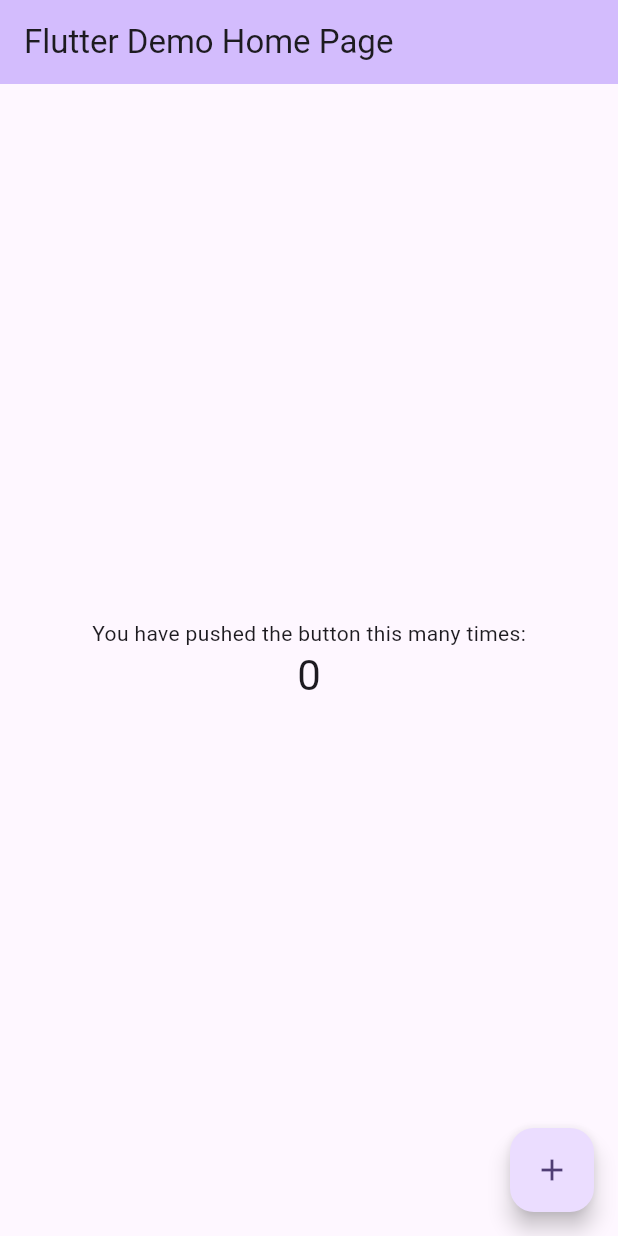
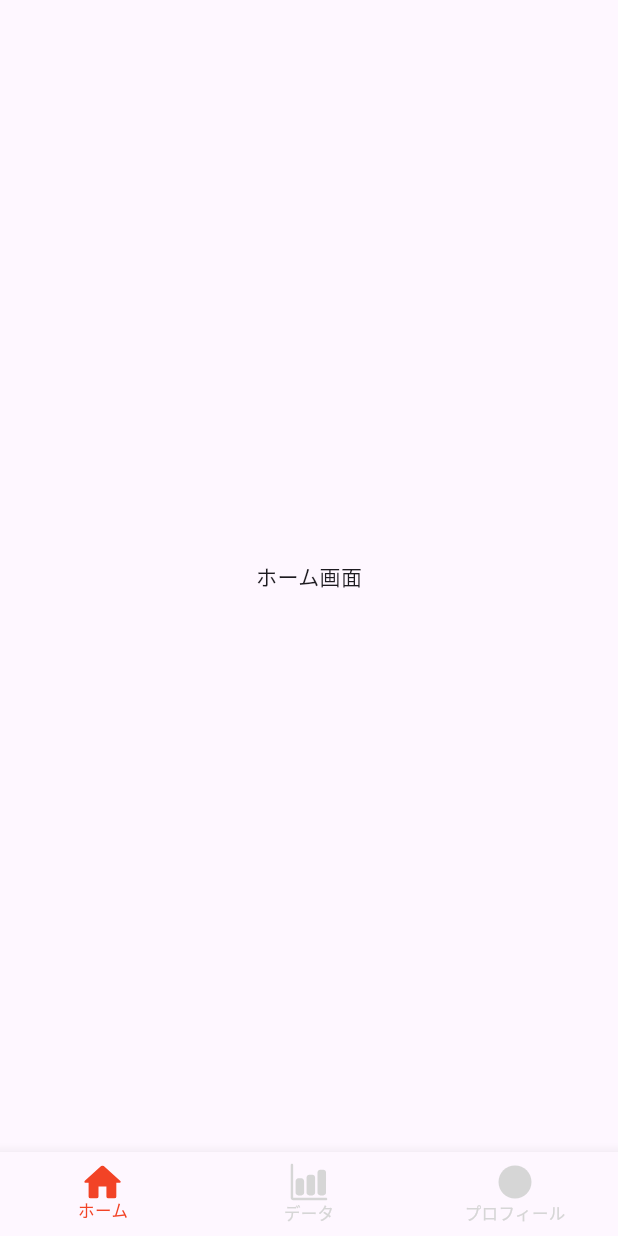
Before and after one commit to History-app/history_app, a Flutter app: the screen it shows after launch, on a phone screen of 412 x 824 dp. Run offline on Flutter 3.47's test engine with Material 3 defaults, Android fonts, the phone set to English and light mode, and no system bars; our stand-ins replace flutter_riverpod, flutter_svg, freezed_annotation.

Commit message:
change:ボトムナビゲーションバーの実装

```diff
--- /dev/null
+++ b/lib/Model/Color/app_colors.dart
@@ -0,0 +1,18 @@
+import 'package:flutter/material.dart';
+import 'package:freezed_annotation/freezed_annotation.dart';
+part 'app_colors.freezed.dart';
+
+@freezed
+class AppColors with _$AppColors {
+  const factory AppColors({
+    @Default(Color(0xFFF24326)) Color primaryRed,
+    @Default(Color(0xFF302D58)) Color primaryBlack,
+    @Default(Color(0xFFFC917F)) Color paleRed,
+    @Default(Color(0xFFFDFDFD)) Color paleGrey,
+    @Default(Color(0xFFD6D6D6)) Color grey,
+    @Default(Color(0xFFB41F06)) Color preRed,
+    @Default(Color(0xFFE66650)) Color prePaleRed,
+    @Default(Color(0xFF2A3840)) Color preBlue,
+    @Default(Color(0xFFA7A8A7)) Color preGrey,
+  }) = _AppColors;
+}
--- /dev/null
+++ b/lib/Model/widgets/bottom_nav_state.dart
@@ -0,0 +1,9 @@
+import 'package:freezed_annotation/freezed_annotation.dart';
+part 'bottom_nav_state.freezed.dart';
+
+@freezed
+class BottomNavState with _$BottomNavState {
+  const factory BottomNavState({
+    required int selectedIndex,
+  }) = _BottomNavState;
+}
--- /dev/null
+++ b/lib/View/bottom_nav_view.dart
@@ -0,0 +1,75 @@
+import 'package:flutter/material.dart';
+import 'package:flutter_riverpod/flutter_riverpod.dart';
+import '../ViewModel/bottom_nav_notifier.dart'; // bottomNavProvider を含む
+import 'package:flutter_svg/flutter_svg.dart';
+import'../Model/Color/app_colors.dart';
+class BottomNavView extends ConsumerWidget {
+  const BottomNavView({Key? key}) : super(key: key);
+
+
+  @override
+  Widget build(BuildContext context, WidgetRef ref) {
+    // 現在のタブのインデックスを取得
+    final state = ref.watch(bottomNavProvider);
+
+    return Scaffold(
+  body: _getBody(state.selectedIndex),
+  bottomNavigationBar: Theme(
+    data: Theme.of(context).copyWith(
+      splashColor: Colors.transparent,
+      highlightColor: Colors.transparent,
+    ),
+    child: BottomNavigationBar(
+
+      selectedItemColor: AppColors().primaryRed,
+      unselectedItemColor: AppColors().grey,
+
+
+
+
+  // その他のプロパティ
+      enableFeedback: false,
+      type: BottomNavigationBarType.fixed,
+      selectedFontSize:11.0,
+      unselectedFontSize:11.0,
+      currentIndex: state.selectedIndex,
+      onTap: (index) {
+        ref.read(bottomNavProvider.notifier).updateIndex(index);
+      },
+      items: [
+        BottomNavigationBarItem(
+          icon: SvgPicture.asset('assets/Mask.svg',
+          color: state.selectedIndex == 0 ? AppColors().primaryRed : AppColors().grey,),
+          label: "ホーム",
+        ),
+        BottomNavigationBarItem(
+          icon: SvgPicture.asset('assets/data.svg',
+          color: state.selectedIndex == 1 ? AppColors().primaryRed : AppColors().grey,),
+          label: "データ",
+        ),
+        BottomNavigationBarItem(
+          icon: SvgPicture.asset('assets/tab_usericon.svg',
+          color: state.selectedIndex == 2 ? AppColors().primaryRed : AppColors().grey,),
+          label: "プロフィール",
+        ),
+      ],
+    ),
+  ),
+);
+
+  }
+
+  // 選択されたインデックスに応じたウィジェットを返す
+  Widget _getBody(int selectedIndex) {
+    switch (selectedIndex) {
+      case 0:
+        return Center(child: Text("ホーム画面"));
+      case 1:
+        return Center(child: Text("検索画面"));
+      case 2:
+        return Center(child: Text("プロフィール画面"));
+      default:
+        return Center(child: Text("未定義の画面"));
+    }
+  }
+}
--- /dev/null
+++ b/lib/ViewModel/bottom_nav_notifier.dart
@@ -0,0 +1,15 @@
+import 'package:flutter_riverpod/flutter_riverpod.dart';
+import '../Model/widgets/bottom_nav_state.dart';
+
+class BottomNavNotifier extends StateNotifier<BottomNavState> {
+  BottomNavNotifier() : super(const BottomNavState(selectedIndex: 0));
+  //タブ選択時に状態を更新するメソッド
+  void updateIndex(int index) {
+    state = state.copyWith(selectedIndex: index);
+  }
+}
+
+final bottomNavProvider =
+    StateNotifierProvider<BottomNavNotifier, BottomNavState>((ref) {
+  return BottomNavNotifier();
+});
--- a/lib/main.dart
+++ b/lib/main.dart
@@ -1,125 +1,22 @@
 import 'package:flutter/material.dart';
+import 'package:flutter_riverpod/flutter_riverpod.dart';
+import '/View/bottom_nav_view.dart';
 
 void main() {
-  runApp(const MyApp());
+  runApp(const ProviderScope(child: MyApp()));
 }
 
 class MyApp extends StatelessWidget {
-  const MyApp({super.key});
+  const MyApp({Key? key}) : super(key: key);
 
-  // This widget is the root of your application.
   @override
   Widget build(BuildContext context) {
     return MaterialApp(
-      title: 'Flutter Demo',
+      title: "MVVM BottomNav Demo",
       theme: ThemeData(
-        // This is the theme of your application.
-        //
-        // TRY THIS: Try running your application with "flutter run". You'll see
-        // the application has a purple toolbar. Then, without quitting the app,
-        // try changing the seedColor in the colorScheme below to Colors.green
-        // and then invoke "hot reload" (save your changes or press the "hot
-        // reload" button in a Flutter-supported IDE, or press "r" if you used
-        // the command line to start the app).
-        //
-        // Notice that the counter didn't reset back to zero; the application
-        // state is not lost during the reload. To reset the state, use hot
-        // restart instead.
-        //
-        // This works for code too, not just values: Most code changes can be
-        // tested with just a hot reload.
-        colorScheme: ColorScheme.fromSeed(seedColor: Colors.deepPurple),
-        useMaterial3: true,
+        primarySwatch: Colors.blue,
       ),
-      home: const MyHomePage(title: 'Flutter Demo Home Page'),
+      home: const BottomNavView(),
     );
   }
 }
-
-class MyHomePage extends StatefulWidget {
-  const MyHomePage({super.key, required this.title});
-
-  // This widget is the home page of your application. It is stateful, meaning
-  // that it has a State object (defined below) that contains fields that affect
-  // how it looks.
-
-  // This class is the configuration for the state. It holds the values (in this
-  // case the title) provided by the parent (in this case the App widget) and
-  // used by the build method of the State. Fields in a Widget subclass are
-  // always marked "final".
-
-  final String title;
-
-  @override
-  State<MyHomePage> createState() => _MyHomePageState();
-}
-
-class _MyHomePageState extends State<MyHomePage> {
-  int _counter = 0;
-
-  void _incrementCounter() {
-    setState(() {
-      // This call to setState tells the Flutter framework that something has
-      // changed in this State, which causes it to rerun the build method below
-      // so that the display can reflect the updated values. If we changed
-      // _counter without calling setState(), then the build method would not be
-      // called again, and so nothing would appear to happen.
-      _counter++;
-    });
-  }
-
-  @override
-  Widget build(BuildContext context) {
-    // This method is rerun every time setState is called, for instance as done
-    // by the _incrementCounter method above.
-    //
-    // The Flutter framework has been optimized to make rerunning build methods
-    // fast, so that you can just rebuild anything that needs updating rather
-    // than having to individually change instances of widgets.
-    return Scaffold(
-      appBar: AppBar(
-        // TRY THIS: Try changing the color here to a specific color (to
-        // Colors.amber, perhaps?) and trigger a hot reload to see the AppBar
-        // change color while the other colors stay the same.
-        backgroundColor: Theme.of(context).colorScheme.inversePrimary,
-        // Here we take the value from the MyHomePage object that was created by
-        // the App.build method, and use it to set our appbar title.
-        title: Text(widget.title),
-      ),
-      body: Center(
-        // Center is a layout widget. It takes a single child and positions it
-        // in the middle of the parent.
-        child: Column(
-          // Column is also a layout widget. It takes a list of children and
-          // arranges them vertically. By default, it sizes itself to fit its
-          // children horizontally, and tries to be as tall as its parent.
-          //
-          // Column has various properties to control how it sizes itself and
-          // how it positions its children. Here we use mainAxisAlignment to
-          // center the children vertically; the main axis here is the vertical
-          // axis because Columns are vertical (the cross axis would be
-          // horizontal).
-          //
-          // TRY THIS: Invoke "debug painting" (choose the "Toggle Debug Paint"
-          // action in the IDE, or press "p" in the console), to see the
-          // wireframe for each widget.
-          mainAxisAlignment: MainAxisAlignment.center,
-          children: <Widget>[
-            const Text(
-              'You have pushed the button this many times:',
-            ),
-            Text(
-              '$_counter',
-              style: Theme.of(context).textTheme.headlineMedium,
-            ),
-          ],
-        ),
-      ),
-      floatingActionButton: FloatingActionButton(
-        onPressed: _incrementCounter,
-        tooltip: 'Increment',
-        child: const Icon(Icons.add),
-      ), // This trailing comma makes auto-formatting nicer for build methods.
-    );
-  }
-}
```
Also changed, not shown: pubspec.yaml (+7 -0 lines), assets/Mask.svg (added), assets/data.svg (added), assets/tab_usericon.svg (added), lib/Model/Color/app_colors.freezed.dart (added), lib/Model/widgets/bottom_nav_state.freezed.dart (added), pubspec.lock, 1 other file.
